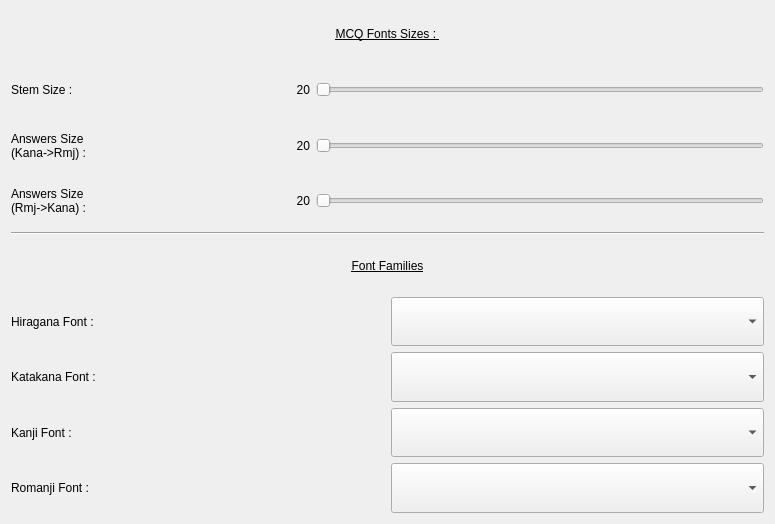
First picture: the form in Src/Pages/FntSettingsPage.ui, repository Aryetis/Obenkyobo, before the edit.
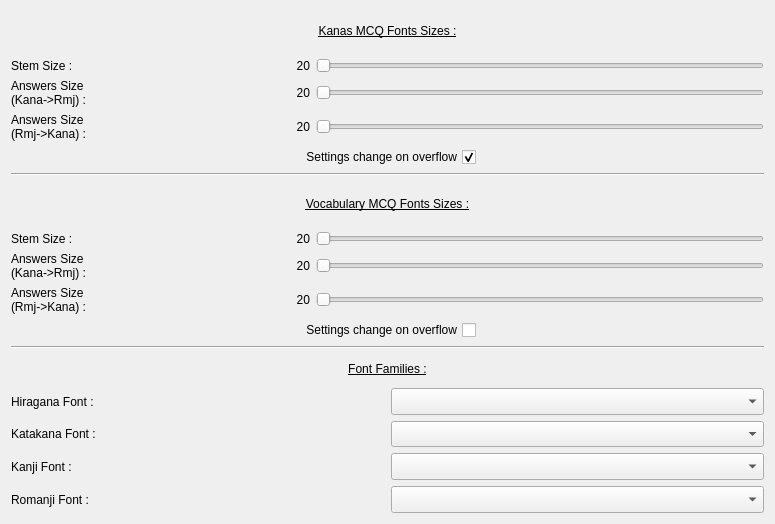
Second picture: the form after the edit.

Commit message: fixed Tools not initializing correctly, tweaked some ui pages, added more TODO to the list

What changed in the file:
```diff
--- a/Src/Pages/FntSettingsPage.ui
+++ b/Src/Pages/FntSettingsPage.ui
@@ -13,12 +13,12 @@
   <property name="windowTitle">
    <string>Form</string>
   </property>
-  <layout class="QVBoxLayout" name="verticalLayout" stretch="4,0,5">
+  <layout class="QVBoxLayout" name="verticalLayout" stretch="5,0,5,0,5">
    <property name="topMargin">
     <number>9</number>
    </property>
    <item>
-    <layout class="QVBoxLayout" name="MCQFontSizesContainer" stretch="1,1,1,1">
+    <layout class="QVBoxLayout" name="KanasMCQFontSizesContainer" stretch="1,1,1,1,1">
      <property name="topMargin">
       <number>0</number>
      </property>
@@ -33,7 +33,7 @@
         </font>
        </property>
        <property name="text">
-        <string>MCQ Fonts Sizes : </string>
+        <string>Kanas MCQ Fonts Sizes :</string>
        </property>
        <property name="alignment">
         <set>Qt::AlignCenter</set>
@@ -53,7 +53,7 @@
          <item>
           <widget class="QLabel" name="StemLabel">
            <property name="text">
-            <string>Stem Size : </string>
+            <string>Stem Size :</string>
            </property>
           </widget>
          </item>
@@ -72,7 +72,7 @@
        <item>
         <widget class="QSlider" name="StemSlider">
          <property name="sizePolicy">
-          <sizepolicy hsizetype="Preferred" vsizetype="Preferred">
+          <sizepolicy hsizetype="Expanding" vsizetype="Fixed">
            <horstretch>0</horstretch>
            <verstretch>0</verstretch>
           </sizepolicy>
@@ -126,7 +126,7 @@
        <item>
         <widget class="QSlider" name="AnswerKanaRmjSlider">
          <property name="sizePolicy">
-          <sizepolicy hsizetype="Preferred" vsizetype="Preferred">
+          <sizepolicy hsizetype="Expanding" vsizetype="Fixed">
            <horstretch>0</horstretch>
            <verstretch>0</verstretch>
           </sizepolicy>
@@ -183,7 +183,7 @@
        <item>
         <widget class="QSlider" name="AnswerRmjKanaSlider">
          <property name="sizePolicy">
-          <sizepolicy hsizetype="Preferred" vsizetype="Preferred">
+          <sizepolicy hsizetype="Expanding" vsizetype="Fixed">
            <horstretch>0</horstretch>
            <verstretch>0</verstretch>
           </sizepolicy>
@@ -204,6 +204,52 @@
        </item>
       </layout>
      </item>
+     <item>
+      <layout class="QHBoxLayout" name="KanasAutoResizeContainer">
+       <property name="topMargin">
+        <number>0</number>
+       </property>
+       <item>
+        <spacer name="horizontalSpacer">
+         <property name="orientation">
+          <enum>Qt::Horizontal</enum>
+         </property>
+         <property name="sizeHint" stdset="0">
+          <size>
+           <width>40</width>
+           <height>20</height>
+          </size>
+         </property>
+        </spacer>
+       </item>
+       <item>
+        <widget class="QCheckBox" name="KanasAutoResizeCheckbox">
+         <property name="layoutDirection">
+          <enum>Qt::RightToLeft</enum>
+         </property>
+         <property name="text">
+          <string>Settings change on overflow</string>
+         </property>
+         <property name="checked">
+          <bool>true</bool>
+         </property>
+        </widget>
+       </item>
+       <item>
+        <spacer name="horizontalSpacer_2">
+         <property name="orientation">
+          <enum>Qt::Horizontal</enum>
+         </property>
+         <property name="sizeHint" stdset="0">
+          <size>
+           <width>40</width>
+           <height>20</height>
+          </size>
+         </property>
+        </spacer>
+       </item>
+      </layout>
+     </item>
     </layout>
    </item>
    <item>
@@ -213,6 +259,224 @@
      </property>
     </widget>
    </item>
+   <item>
+    <layout class="QVBoxLayout" name="VocabMCQFontSizesContainer" stretch="1,1,0,1,1">
+     <property name="topMargin">
+      <number>0</number>
+     </property>
+     <property name="bottomMargin">
+      <number>0</number>
+     </property>
+     <item>
+      <widget class="QLabel" name="VocabTitle">
+       <property name="font">
+        <font>
+         <underline>true</underline>
+        </font>
+       </property>
+       <property name="text">
+        <string>Vocabulary MCQ Fonts Sizes :</string>
+       </property>
+       <property name="alignment">
+        <set>Qt::AlignCenter</set>
+       </property>
+      </widget>
+     </item>
+     <item>
+      <layout class="QHBoxLayout" name="VocabStemSizeContainer" stretch="2,3">
+       <property name="topMargin">
+        <number>0</number>
+       </property>
+       <item>
+        <layout class="QHBoxLayout" name="VocabStemLabelContainer">
+         <property name="leftMargin">
+          <number>0</number>
+         </property>
+         <item>
+          <widget class="QLabel" name="VocabStemLabel">
+           <property name="text">
+            <string>Stem Size :</string>
+           </property>
+          </widget>
+         </item>
+         <item>
+          <widget class="QLabel" name="VocabStemValueLabel">
+           <property name="text">
+            <string>20</string>
+           </property>
+           <property name="alignment">
+            <set>Qt::AlignRight|Qt::AlignTrailing|Qt::AlignVCenter</set>
+           </property>
+          </widget>
+         </item>
+        </layout>
+       </item>
+       <item>
+        <widget class="QSlider" name="VocabStemSlider">
+         <property name="minimum">
+          <number>10</number>
+         </property>
+         <property name="maximum">
+          <number>120</number>
+         </property>
+         <property name="pageStep">
+          <number>5</number>
+         </property>
+         <property name="orientation">
+          <enum>Qt::Horizontal</enum>
+         </property>
+        </widget>
+       </item>
+      </layout>
+     </item>
+     <item>
+      <layout class="QHBoxLayout" name="VocabAnswerKanaRmjSizeContainer" stretch="2,3">
+       <property name="topMargin">
+        <number>0</number>
+       </property>
+       <item>
+        <layout class="QHBoxLayout" name="VocabAnswerKanaRmjLabelContainer">
+         <property name="leftMargin">
+          <number>0</number>
+         </property>
+         <item>
+          <widget class="QLabel" name="VocabAnswerKanaRmjValueLabel">
+           <property name="text">
+            <string>Answers Size
+(Kana-&gt;Rmj) : </string>
+           </property>
+          </widget>
+         </item>
+         <item>
+          <widget class="QLabel" name="VocabAnswerKanaRmjLabel">
+           <property name="text">
+            <string>20</string>
+           </property>
+           <property name="alignment">
+            <set>Qt::AlignRight|Qt::AlignTrailing|Qt::AlignVCenter</set>
+           </property>
+          </widget>
+         </item>
+        </layout>
+       </item>
+       <item>
+        <widget class="QSlider" name="VocabAnswerKanaRmjSlider">
+         <property name="minimum">
+          <number>10</number>
+         </property>
+         <property name="maximum">
+          <number>120</number>
+         </property>
+         <property name="pageStep">
+          <number>5</number>
+         </property>
+         <property name="orientation">
+          <enum>Qt::Horizontal</enum>
+         </property>
+        </widget>
+       </item>
+      </layout>
+     </item>
+     <item>
+      <layout class="QHBoxLayout" name="VocabAnswerRmjKanaSizeContainer" stretch="2,3">
+       <property name="topMargin">
+        <number>0</number>
+       </property>
+       <item>
+        <layout class="QHBoxLayout" name="VocabAnswerRmjKanaLabelContainer">
+         <property name="leftMargin">
+          <number>0</number>
+         </property>
+         <item>
+          <widget class="QLabel" name="VocabAnswerRmjKanaValueLabel">
+           <property name="text">
+            <string>Answers Size
+(Rmj-&gt;Kana) : </string>
+           </property>
+          </widget>
+         </item>
+         <item>
+          <widget class="QLabel" name="VocabAnswerRmjKanaLabel">
+           <property name="text">
+            <string>20</string>
+           </property>
+           <property name="alignment">
+            <set>Qt::AlignRight|Qt::AlignTrailing|Qt::AlignVCenter</set>
+           </property>
+          </widget>
+         </item>
+        </layout>
+       </item>
+       <item>
+        <widget class="QSlider" name="VocabAnswerRmjKanaSlider">
+         <property name="minimum">
+          <number>10</number>
+         </property>
+         <property name="maximum">
+          <number>120</number>
+         </property>
+         <property name="pageStep">
+          <number>5</number>
+         </property>
+         <property name="orientation">
+          <enum>Qt::Horizontal</enum>
+         </property>
+        </widget>
+       </item>
+      </layout>
+     </item>
+     <item>
+      <layout class="QHBoxLayout" name="VocabAutoResizeContainer">
+       <property name="topMargin">
+        <number>0</number>
+       </property>
+       <item>
+        <spacer name="horizontalSpacer_3">
+         <property name="orientation">
+          <enum>Qt::Horizontal</enum>
+         </property>
+         <property name="sizeHint" stdset="0">
+          <size>
+           <width>40</width>
+           <height>20</height>
+          </size>
+         </property>
+        </spacer>
+       </item>
+       <item>
+        <widget class="QCheckBox" name="VocabAutoResizeCheckbox">
+         <property name="layoutDirection">
+          <enum>Qt::RightToLeft</enum>
+         </property>
+         <property name="text">
+          <string>Settings change on overflow</string>
+         </property>
+        </widget>
+       </item>
+       <item>
+        <spacer name="horizontalSpacer_4">
+         <property name="orientation">
+          <enum>Qt::Horizontal</enum>
+         </property>
+         <property name="sizeHint" stdset="0">
+          <size>
+           <width>40</width>
+           <height>20</height>
+          </size>
+         </property>
+        </spacer>
+       </item>
+      </layout>
+     </item>
+    </layout>
+   </item>
+   <item>
+    <widget class="Line" name="line_2">
+     <property name="orientation">
+      <enum>Qt::Horizontal</enum>
+     </property>
+    </widget>
+   </item>
    <item>
     <layout class="QVBoxLayout" name="FontFamiliesContainer" stretch="1,1,1,1,1">
      <property name="topMargin">
@@ -229,7 +493,7 @@
         </font>
        </property>
        <property name="text">
-        <string>Font Families</string>
+        <string>Font Families :</string>
        </property>
        <property name="alignment">
         <set>Qt::AlignCenter</set>
```
Left out of the diff: 32 changed lines with no effect on the pictures. The commit also changes 13 other files.
